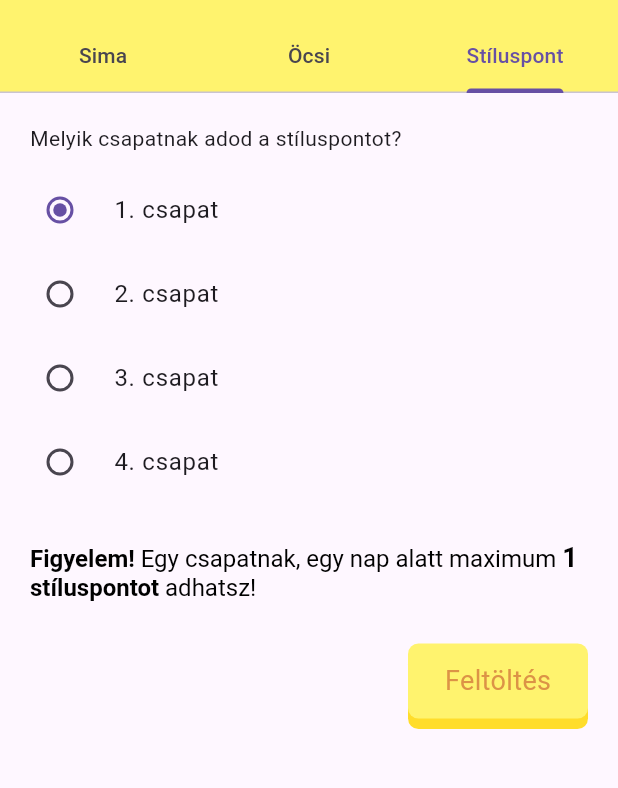
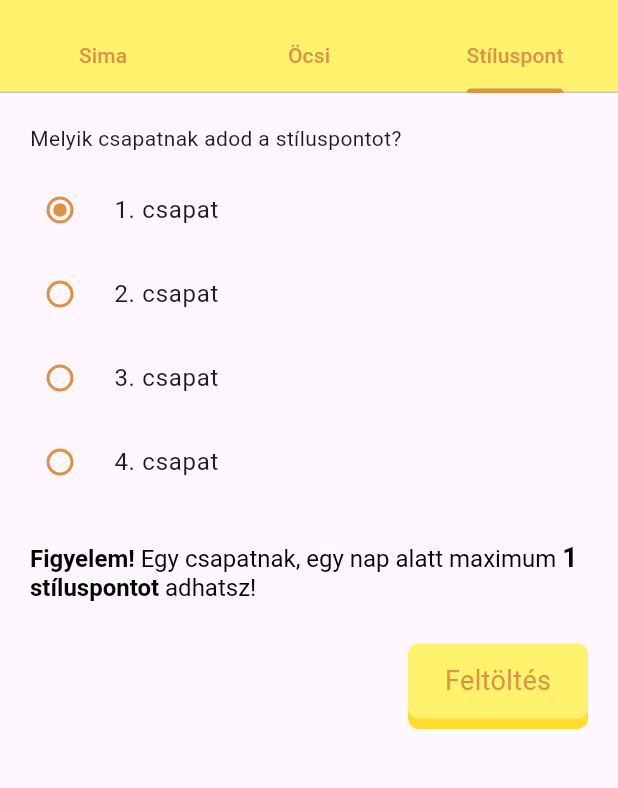
Before and after one commit to TomiSzabo00/TiszAppFlutter, a Flutter app: the UploadCombinedScoreScreen screen opened directly, tab 3 chosen, on a phone screen of 412 x 824 dp, the part 63-851 px from its top. Run offline on Flutter 3.47's test engine with Material 3 defaults, Android fonts, the phone set to English and light mode, and no system bars; our stand-ins replace auto_size_text, cached_network_image, community_material_icon, dio, equatable, firebase_auth and 21 more; missing offline and left inert: battery_info, gal, info_popup, photo_manager, photo_manager_image_provider; accounts and stored records are empty; network calls fail.

Commit message:
Update style

```diff
--- a/lib/views/scores/upload_combined_score.dart
+++ b/lib/views/scores/upload_combined_score.dart
@@ -1,4 +1,5 @@
 import 'package:flutter/material.dart';
+import 'package:tiszapp_flutter/colors.dart';
 import 'package:tiszapp_flutter/views/scores/upload_ocsi_score_screen.dart';
 import 'package:tiszapp_flutter/views/scores/upload_score_screen.dart';
 import 'package:tiszapp_flutter/views/scores/upload_style_point_screen.dart';
@@ -13,17 +14,21 @@ class UploadCombinedScoreScreen extends StatefulWidget {
 class UploadCombinedScoreScreenState extends State<UploadCombinedScoreScreen> {
   @override
   Widget build(BuildContext context) {
+    bool isDarkTheme = MediaQuery.of(context).platformBrightness == Brightness.dark;
     return DefaultTabController(
       length: 3,
       child: Scaffold(
         appBar: AppBar(
           title: const Text("Pontozás"),
-          bottom: const TabBar(
-            tabs: [
+          bottom: TabBar(
+            tabs: const [
               Tab(text: "Sima"),
               Tab(text: "Öcsi"),
               Tab(text: "Stíluspont"),
             ],
+            indicatorColor: isDarkTheme ? CustomColor.btnTextNight : CustomColor.btnTextDay,
+            labelColor: isDarkTheme ? CustomColor.btnTextNight : CustomColor.btnTextDay,
+            unselectedLabelColor: isDarkTheme ? CustomColor.btnTextNight : CustomColor.btnTextDay,
           ),
         ),
         body: const TabBarView(
--- a/lib/views/scores/upload_style_point_screen.dart
+++ b/lib/views/scores/upload_style_point_screen.dart
@@ -55,9 +55,9 @@ class UploadStylePointScreenState extends State<UploadStylePointScreen> {
                     RichText(
                       text: TextSpan(
                         text: 'Figyelem! ',
-                        style: const TextStyle(
+                        style: TextStyle(
                           fontSize: 16,
-                          color: Colors.black,
+                          color: isDarkTheme ? Colors.white : Colors.black,
                           fontWeight: FontWeight.bold,
                         ),
                         children: <TextSpan>[
```
Also changed, not shown: lib/main.dart (+22 -0 lines).
